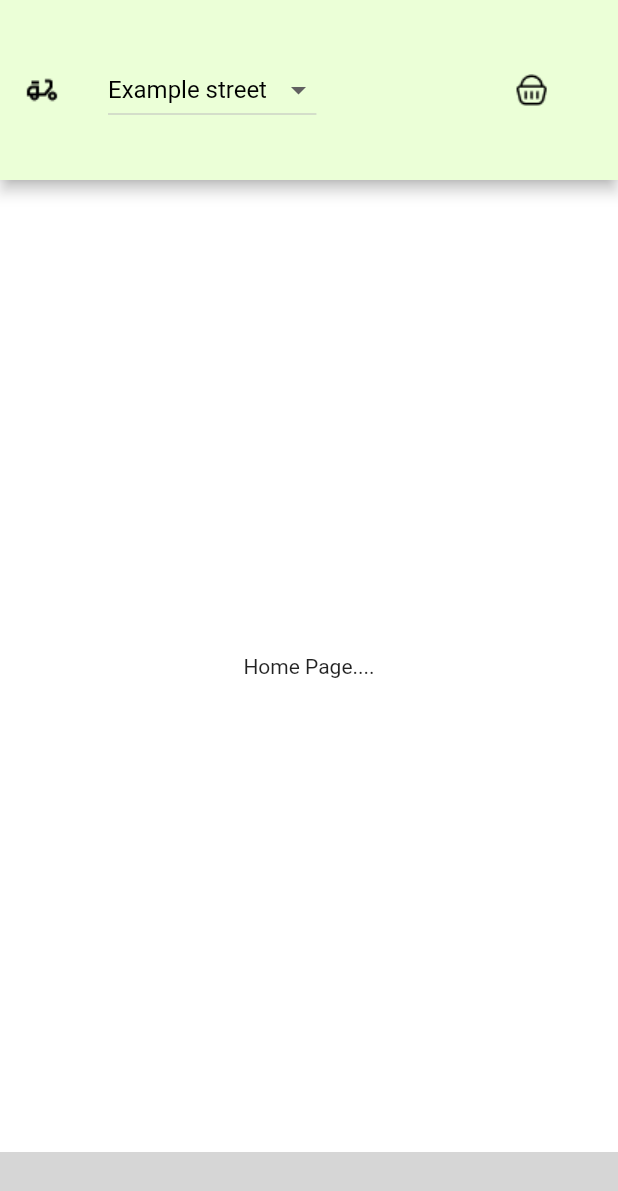
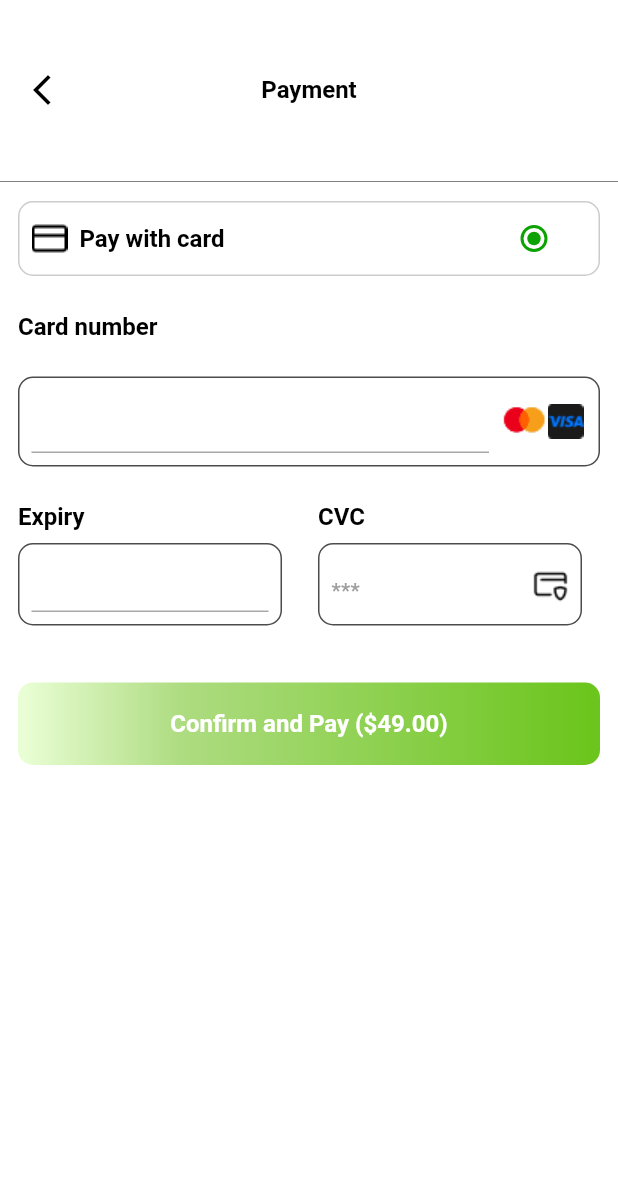
Before and after one commit to Phly101/grabber_app, a Flutter app: the screen it shows after launch, on a phone screen of 412 x 824 dp. Shown: the top 1191 px of the screen. Run offline on Flutter 3.47's test engine with Material 3 defaults, Android fonts, the phone set to English and light mode, and no system bars; our stand-ins replace animated_splash_screen, page_transition; missing offline and left inert: bottom_navbar_with_indicator; grey boxes are pictures that could not be loaded.

Commit message:
+ added payment feature

```diff
--- /dev/null
+++ b/devtools_options.yaml
@@ -0,0 +1,3 @@
+description: This file stores settings for Dart & Flutter DevTools.
+documentation: https://docs.flutter.dev/tools/devtools/extensions#configure-extension-enablement-states
+extensions:
--- a/lib/Theme/light_theme.dart
+++ b/lib/Theme/light_theme.dart
@@ -13,9 +13,7 @@ class LightThemeData {
 
   static ThemeData lightTheme = ThemeData(
     useMaterial3: false,
-    appBarTheme: AppBarTheme(
-      backgroundColor: LightThemeData.primaryLightColor
-    ),
+    appBarTheme: AppBarTheme(backgroundColor: LightThemeData.primaryLightColor),
     scaffoldBackgroundColor: const Color(0xffffffff),
     bottomNavigationBarTheme: const BottomNavigationBarThemeData(
       selectedItemColor: LightThemeData.darkPrimaryColor,
@@ -30,21 +28,34 @@ class LightThemeData {
     iconTheme: const IconThemeData(color: LightThemeData.blackColor),
 
     textTheme: const TextTheme(
-      titleSmall: TextStyle(color:LightThemeData.blackColor, fontSize: 8),
+      titleSmall: TextStyle(color: Colors.grey, fontSize: 14),
 
-      titleMedium: TextStyle(color: LightThemeData.blackColor, fontSize: 16),
+      titleMedium: TextStyle(
+        color: LightThemeData.blackColor,
+        fontSize: 16,
+        fontWeight: FontWeight.bold,
+      ),
+
       titleLarge: TextStyle(color: LightThemeData.blackColor, fontSize: 22),
 
-      bodySmall: TextStyle(color: LightThemeData.darkPrimaryColor, fontSize: 14),
+      bodySmall: TextStyle(
+        color: LightThemeData.darkPrimaryColor,
+        fontSize: 14,
+      ),
+        bodyMedium: TextStyle(
+          color: LightThemeData.surfaceColor,
+          fontSize: 16,
+          fontWeight: FontWeight.bold,
+        ),
     ),
-    colorScheme: ColorScheme.fromSeed(seedColor: darkPrimaryColor,
+    colorScheme: ColorScheme.fromSeed(
+      seedColor: darkPrimaryColor,
       primary: primaryLightColor,
 
       onPrimary: blackColor,
-      secondary: darkPrimaryColor ,
+      secondary: darkPrimaryColor,
       onSecondary: blackColor,
       surface: surfaceColor,
     ),
-
   );
 }
--- /dev/null
+++ b/lib/UI/Payment/Widget/custom_card.dart
@@ -0,0 +1,123 @@
+import 'package:flutter/material.dart';
+import 'package:grabber_app/Theme/light_theme.dart';
+
+class CustomCard extends StatelessWidget {
+  const CustomCard({super.key});
+
+  @override
+  Widget build(BuildContext context) {
+    return Row(
+      children: [
+        SizedBox(
+          width: 200,
+          height: 120,
+          child: Padding(
+            padding: const EdgeInsets.all(12.0),
+            child: Column(
+              crossAxisAlignment: CrossAxisAlignment.start,
+              children: [
+                Padding(
+                  padding: const EdgeInsets.only(bottom: 8),
+                  child: Text(
+                    "Expiry",
+                    style: Theme.of(context).textTheme.titleMedium,
+                  ),
+                ),
+                Container(
+                  width: 185,
+                  height: 55,
+                  decoration: BoxDecoration(
+                    borderRadius: BorderRadius.circular(10),
+                    border: Border.all(
+                      color: LightThemeData.blackColor.withValues(
+                        alpha: 0.7,
+                      ),
+                    ),
+                  ),
+                  child: Padding(
+                    padding: const EdgeInsets.all(8.0),
+                    child: TextField(
+                      maxLength: 5,
+                      cursorColor: Theme.of(
+                        context,
+                      ).colorScheme.onPrimary.withValues(alpha: 0.2),
+                      decoration: InputDecoration(
+                        counterText: "",
+                        focusedBorder: UnderlineInputBorder(
+                          borderSide: BorderSide(
+                            color: Theme.of(
+                              context,
+                            ).colorScheme.onPrimary,
+                            width: 2,
+                          ),
+                        ),
+                      ),
+                    ),
+                  ),
+                ),
+              ],
+            ),
+          ),
+        ),
+        SizedBox(
+          width: 200,
+          height: 120,
+          child: Padding(
+            padding: const EdgeInsets.all(12.0),
+            child: Column(
+              crossAxisAlignment: CrossAxisAlignment.start,
+              children: [
+                Padding(
+                  padding: const EdgeInsets.only(bottom: 8),
+                  child: Text(
+                    "CVC",
+                    style: Theme.of(context).textTheme.titleMedium,
+                  ),
+                ),
+                Container(
+                  width: 185,
+                  height: 55,
+                  decoration: BoxDecoration(
+                    borderRadius: BorderRadius.circular(10),
+                    border: Border.all(
+                      color: LightThemeData.blackColor.withValues(
+                        alpha: 0.7,
+                      ),
+                    ),
+                  ),
+                  child: Padding(
+                    padding: const EdgeInsets.all(8.0),
+                    child: Row(
+                      children: [
+                        Expanded(
+                          child: TextField(
+                            maxLength: 3,
+                            obscuringCharacter: "*",
+                            obscureText: true,
+                            cursorColor: Theme.of(
+                              context,
+                            ).colorScheme.onPrimary.withValues(alpha: 0.2),
+                            decoration: InputDecoration(
+                              counterText: "",
+                              hint: Text(
+                                "***",
+                                style: Theme.of(context).textTheme.titleSmall,
+                              ),
+                              border: InputBorder.none,
+
+                            ),
+                          ),
+                        ),
+                        Image.asset("Assets/Icons/card-shield.png"),
+                      ],
+                    ),
+                  ),
+                ),
+              ],
+            ),
+          ),
+        ),
+      ],
+    );
+  }
+}
--- /dev/null
+++ b/lib/UI/Payment/Widget/custom_row.dart
@@ -0,0 +1,54 @@
+import 'package:flutter/material.dart';
+import 'package:grabber_app/Theme/light_theme.dart';
+
+class CustomRow extends StatelessWidget {
+  final String option;
+
+  final String url;
+
+
+  const CustomRow({
+    super.key,
+    required this.option,
+
+    required this.url,
+
+  });
+
+  @override
+  Widget build(BuildContext context) {
+    return Padding(
+      padding: const EdgeInsets.all(12.0),
+      child: Container(
+        width: double.infinity,
+        height: 50,
+        decoration: BoxDecoration(
+          borderRadius: BorderRadius.circular(10),
+          border: Border.all(
+            color: LightThemeData.blackColor.withValues(alpha: 0.2),
+          ),
+        ),
+        child: Row(
+          children: [
+            Padding(
+              padding: const EdgeInsets.all(8.0),
+              child: Image.asset(url),
+            ),
+            Expanded(
+              child: Text(
+                option,
+                style: Theme.of(context).textTheme.titleMedium,
+              ),
+            ),
+            RadioMenuButton(
+              value: option,
+              groupValue: option,
+              onChanged: (val){},
+              child: const SizedBox.shrink(),
+            ),
+          ],
+        ),
+      ),
+    );
+  }
+}
--- /dev/null
+++ b/lib/UI/Payment/Widget/custom_text_field.dart
@@ -0,0 +1,48 @@
+import 'package:flutter/material.dart';
+import 'package:grabber_app/Theme/light_theme.dart';
+
+class CustomTextField extends StatelessWidget {
+  const CustomTextField({super.key});
+
+  @override
+  Widget build(BuildContext context) {
+    return Padding(
+      padding: const EdgeInsets.all(12.0),
+      child: Container(
+          width: 400,
+          height: 60,
+          decoration: BoxDecoration(
+              border: BoxBorder.all(color: LightThemeData.blackColor.withValues(alpha: 0.7),
+              ),
+              borderRadius: BorderRadius.circular(10)
+          ),
+          child: Row(
+            children: [
+              Expanded(
+                child: Padding(
+                  padding: const EdgeInsets.all(8.0),
+                  child: TextField(
+                    cursorColor: Theme.of(context).colorScheme.onPrimary,
+                    keyboardType: TextInputType.number,
+                    decoration: InputDecoration(
+                      focusedBorder: UnderlineInputBorder(
+                        borderSide: BorderSide(color: Theme.of(context).colorScheme.onPrimary, width: 2),
+                      ),
+
+                    ),
+                  ),
+                ),
+              ),
+
+              Image.asset("Assets/Icons/masterCard.png"),
+              Image.asset("Assets/Icons/visa.png"),
+              SizedBox(width: 10,),
+
+
+            ],
+          )
+
+      ),
+    );
+  }
+}
--- /dev/null
+++ b/lib/UI/Payment/payment_screen.dart
@@ -0,0 +1,87 @@
+import 'package:flutter/material.dart';
+import 'package:grabber_app/Theme/light_theme.dart';
+import 'package:grabber_app/UI/Payment/Widget/custom_card.dart';
+import 'package:grabber_app/UI/Payment/Widget/custom_row.dart';
+import 'package:grabber_app/UI/Payment/Widget/custom_text_field.dart';
+import 'package:grabber_app/UI/main_app/main_screen.dart';
+
+class PaymentScreen extends StatefulWidget {
+  static String routName = "PaymentScreen";
+
+  const PaymentScreen({super.key});
+
+  @override
+  State<PaymentScreen> createState() => _PaymentScreenState();
+}
+
+class _PaymentScreenState extends State<PaymentScreen> {
+  String option = "Pay with card";
+  String? currentOption;
+  String price = "\$49.00";
+
+  @override
+  void initState() {
+    super.initState();
+    currentOption = option;
+  }
+
+  @override
+  Widget build(BuildContext context) {
+    return Scaffold(
+      appBar: AppBar(
+        toolbarHeight: 120,
+        shadowColor: Colors.transparent,
+        backgroundColor: LightThemeData.surfaceColor,
+        leading: IconButton(
+          onPressed: () {
+            Navigator.pushNamed(context, MainScreen.routeName);
+          },
+          icon: const Icon(Icons.arrow_back_ios_new),
+        ),
+        title: Text("Payment", style: Theme.of(context).textTheme.titleMedium),
+        centerTitle: true,
+      ),
+      body: SingleChildScrollView(
+        scrollDirection: Axis.vertical,
+        child: Column(
+          crossAxisAlignment: CrossAxisAlignment.start,
+          children: [
+            Divider(
+              color: LightThemeData.blackColor.withValues(alpha: 0.5),
+              height: 2,
+            ),
+            CustomRow(option: option, url: "Assets/Icons/credit-card.png"),
+            Padding(
+              padding: const EdgeInsets.all(12.0),
+              child: Text(
+                "Card number",
+                style: Theme.of(context).textTheme.titleMedium,
+              ),
+            ),
+            CustomTextField(),
+            CustomCard(),
+            Padding(
+              padding: const EdgeInsets.all(12.0),
+              child: Container(
+                width: double.infinity,
+                height: 55,
+                decoration: BoxDecoration(
+                  borderRadius: BorderRadius.circular(10),
+                  gradient: LinearGradient(
+
+                      colors: [LightThemeData.primaryLightColor,LightThemeData.secondaryLightColor,LightThemeData.secondaryDarkColor],
+                    stops: [0.0,0.28,0.98],
+
+                  ),
+
+                ),
+                child: Center(child: Text("Confirm and Pay ($price)",style: Theme.of(context).textTheme.bodyMedium,)),
+
+              ),
+            )
+          ],
+        ),
+      ),
+    );
+  }
+}
--- a/lib/UI/SplashScreen/splash_screen.dart
+++ b/lib/UI/SplashScreen/splash_screen.dart
@@ -1,5 +1,6 @@
 import 'package:animated_splash_screen/animated_splash_screen.dart';
 import 'package:flutter/material.dart';
+import 'package:grabber_app/UI/Payment/payment_screen.dart';
 import 'package:grabber_app/UI/main_app/main_screen.dart';
 import 'package:page_transition/page_transition.dart';
 
@@ -13,7 +14,7 @@ class SplashScreen extends StatelessWidget {
     return AnimatedSplashScreen(
       duration: 3000,
       splash: Image.asset("Assets/Images/logo2.png", fit: BoxFit.contain),
-      nextScreen: const MainScreen(),
+      nextScreen:  PaymentScreen(),
       splashTransition: SplashTransition.fadeTransition,
       pageTransitionType: PageTransitionType.leftToRight,
       backgroundColor: Colors.transparent,
--- a/lib/UI/home/home_tab.dart
+++ b/lib/UI/home/home_tab.dart
@@ -1,4 +1,5 @@
 import 'package:flutter/material.dart';
+
 
 class HomeTab extends StatelessWidget {
   static const String routeName = "home_tab";
@@ -7,6 +8,13 @@ class HomeTab extends StatelessWidget {
 
   @override
   Widget build(BuildContext context) {
-    return Center(child: Text("Home Page...."));
+    return Center(
+      child: Column(
+        children: [
+          Text("Click to view Payment screen"),
+
+        ],
+      ),
+    );
   }
 }
--- a/lib/main.dart
+++ b/lib/main.dart
@@ -1,5 +1,6 @@
 import 'package:flutter/material.dart';
 import 'package:grabber_app/Theme/light_theme.dart';
+import 'package:grabber_app/UI/Payment/payment_screen.dart';
 import 'package:grabber_app/UI/Profile/profile_tab.dart';
 import 'package:grabber_app/UI/Search/search_tab.dart';
 import 'package:grabber_app/UI/Settings/settings_tab.dart';
@@ -24,6 +25,7 @@ class MyApp extends StatelessWidget {
         SearchTab.routeName: (context) => const SearchTab(),
         ProfileTab.routeName: (context) => const ProfileTab(),
         SettingsTab.routeName: (context) => const SettingsTab(),
+        PaymentScreen.routName: (context)=> const PaymentScreen(),
       },
       home: Container(
         decoration: const BoxDecoration(
@@ -35,7 +37,7 @@ class MyApp extends StatelessWidget {
         child: const SplashScreen(),
       ),
 
-      ///Todo: create and pass in the Theme.
+
        theme: LightThemeData.lightTheme,
     );
   }
--- a/pubspec.yaml
+++ b/pubspec.yaml
@@ -41,7 +41,7 @@ dependencies:
   shimmer_animation: ^2.2.2
   flutter_bloc: ^9.1.1
   device_preview: ^1.3.1
-  firebase_core: ^4.0.0
+
 
 dev_dependencies:
   flutter_test:
```
Also changed, not shown: Assets/Icons/appleCardIcon.png (added), Assets/Icons/card-shield.png (added), Assets/Icons/credit-card.png (added), Assets/Icons/masterCard.png (added), Assets/Icons/visa.png (added), pubspec.lock, 3 other files.
